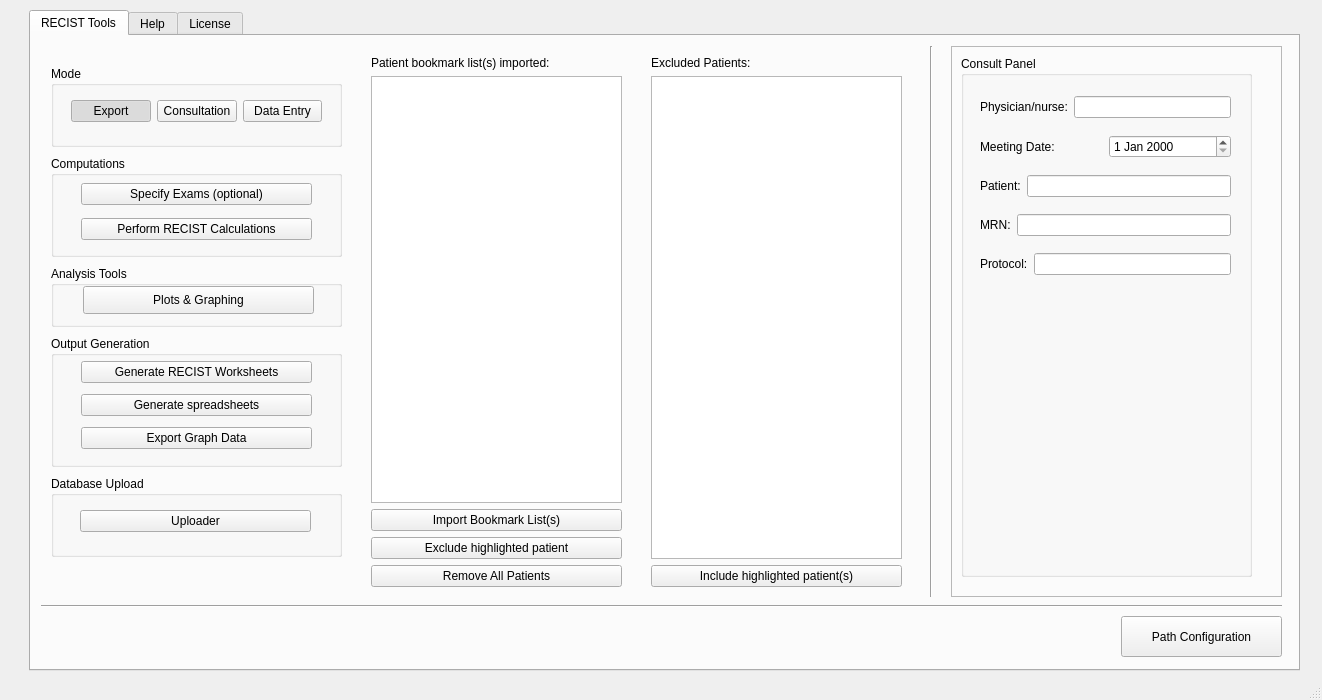
Ngoyal95/ENABLE2.0, file gui/mainwindow.ui: the form before one commit.
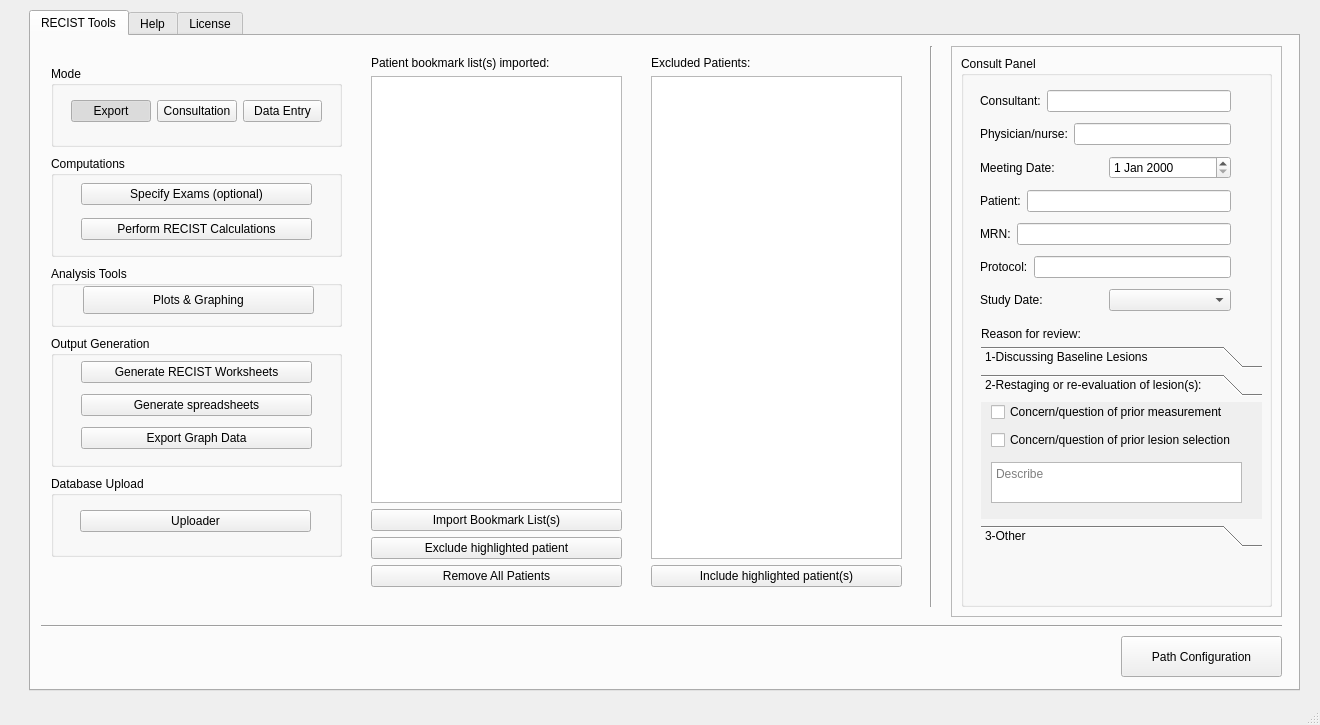
The form after the commit. Icons and pictures are not drawn.

The edit to the form file:
```diff
--- a/gui/mainwindow.ui
+++ b/gui/mainwindow.ui
@@ -9,8 +9,8 @@
    <rect>
     <x>0</x>
     <y>0</y>
-    <width>1322</width>
-    <height>700</height>
+    <width>1320</width>
+    <height>725</height>
    </rect>
   </property>
   <property name="minimumSize">
@@ -39,7 +39,7 @@
       <x>29</x>
       <y>10</y>
       <width>1271</width>
-      <height>661</height>
+      <height>681</height>
      </rect>
     </property>
     <property name="currentIndex">
@@ -340,7 +340,7 @@
         <x>890</x>
         <y>10</y>
         <width>20</width>
-        <height>551</height>
+        <height>561</height>
        </rect>
       </property>
       <property name="orientation">
@@ -351,7 +351,7 @@
       <property name="geometry">
        <rect>
         <x>1090</x>
-        <y>580</y>
+        <y>600</y>
         <width>161</width>
         <height>41</height>
        </rect>
@@ -374,7 +374,7 @@
       <property name="geometry">
        <rect>
         <x>10</x>
-        <y>560</y>
+        <y>580</y>
         <width>1241</width>
         <height>20</height>
        </rect>
@@ -389,7 +389,7 @@
         <x>920</x>
         <y>10</y>
         <width>331</width>
-        <height>551</height>
+        <height>571</height>
        </rect>
       </property>
       <property name="frameShape">
@@ -403,8 +403,8 @@
         <rect>
          <x>10</x>
          <y>10</y>
-         <width>291</width>
-         <height>521</height>
+         <width>311</width>
+         <height>551</height>
         </rect>
        </property>
        <property name="title">
@@ -416,10 +416,24 @@
           <x>19</x>
           <y>29</y>
           <width>251</width>
-          <height>201</height>
+          <height>231</height>
          </rect>
         </property>
         <layout class="QVBoxLayout" name="verticalLayout">
+         <item>
+          <layout class="QHBoxLayout" name="horizontalLayout_7">
+           <item>
+            <widget class="QLabel" name="label_8">
+             <property name="text">
+              <string>Consultant:</string>
+             </property>
+            </widget>
+           </item>
+           <item>
+            <widget class="QLineEdit" name="consultConsultant"/>
+           </item>
+          </layout>
+         </item>
          <item>
           <layout class="QHBoxLayout" name="horizontalLayout_6">
            <item>
@@ -490,8 +504,165 @@
            </item>
           </layout>
          </item>
+         <item>
+          <layout class="QHBoxLayout" name="horizontalLayout_9">
+           <item>
+            <widget class="QLabel" name="label_10">
+             <property name="text">
+              <string>Study Date:</string>
+             </property>
+            </widget>
+           </item>
+           <item>
+            <widget class="QComboBox" name="studyDate"/>
+           </item>
+          </layout>
+         </item>
         </layout>
        </widget>
+       <widget class="QToolBox" name="toolBox">
+        <property name="geometry">
+         <rect>
+          <x>20</x>
+          <y>290</y>
+          <width>281</width>
+          <height>201</height>
+         </rect>
+        </property>
+        <property name="currentIndex">
+         <number>1</number>
+        </property>
+        <widget class="QWidget" name="page">
+         <property name="geometry">
+          <rect>
+           <x>0</x>
+           <y>0</y>
+           <width>281</width>
+           <height>148</height>
+          </rect>
+         </property>
+         <attribute name="label">
+          <string>1-Discussing Baseline Lesions</string>
+         </attribute>
+         <widget class="QTextEdit" name="textEdit">
+          <property name="geometry">
+           <rect>
+            <x>10</x>
+            <y>10</y>
+            <width>251</width>
+            <height>41</height>
+           </rect>
+          </property>
+          <property name="html">
+           <string>&lt;!DOCTYPE HTML PUBLIC &quot;-//W3C//DTD HTML 4.0//EN&quot; &quot;http://www.w3.org/TR/REC-html40/strict.dtd&quot;&gt;
+&lt;html&gt;&lt;head&gt;&lt;meta name=&quot;qrichtext&quot; content=&quot;1&quot; /&gt;&lt;style type=&quot;text/css&quot;&gt;
+p, li { white-space: pre-wrap; }
+&lt;/style&gt;&lt;/head&gt;&lt;body style=&quot; font-family:'MS Shell Dlg 2'; font-size:7.8pt; font-weight:400; font-style:normal;&quot;&gt;
+&lt;p style=&quot;-qt-paragraph-type:empty; margin-top:0px; margin-bottom:0px; margin-left:0px; margin-right:0px; -qt-block-indent:0; text-indent:0px;&quot;&gt;&lt;br /&gt;&lt;/p&gt;&lt;/body&gt;&lt;/html&gt;</string>
+          </property>
+          <property name="placeholderText">
+           <string>Describe</string>
+          </property>
+         </widget>
+        </widget>
+        <widget class="QWidget" name="page_2">
+         <property name="geometry">
+          <rect>
+           <x>0</x>
+           <y>0</y>
+           <width>281</width>
+           <height>108</height>
+          </rect>
+         </property>
+         <attribute name="label">
+          <string>2-Restaging or re-evaluation of lesion(s):</string>
+         </attribute>
+         <widget class="QCheckBox" name="checkBox">
+          <property name="geometry">
+           <rect>
+            <x>10</x>
+            <y>0</y>
+            <width>271</width>
+            <height>20</height>
+           </rect>
+          </property>
+          <property name="text">
+           <string>Concern/question of prior measurement</string>
+          </property>
+         </widget>
+         <widget class="QCheckBox" name="checkBox_2">
+          <property name="geometry">
+           <rect>
+            <x>10</x>
+            <y>30</y>
+            <width>271</width>
+            <height>16</height>
+           </rect>
+          </property>
+          <property name="text">
+           <string>Concern/question of prior lesion selection</string>
+          </property>
+         </widget>
+         <widget class="QTextEdit" name="textEdit_2">
+          <property name="geometry">
+           <rect>
+            <x>10</x>
+            <y>60</y>
+            <width>251</width>
+            <height>41</height>
+           </rect>
+          </property>
+          <property name="html">
+           <string>&lt;!DOCTYPE HTML PUBLIC &quot;-//W3C//DTD HTML 4.0//EN&quot; &quot;http://www.w3.org/TR/REC-html40/strict.dtd&quot;&gt;
+&lt;html&gt;&lt;head&gt;&lt;meta name=&quot;qrichtext&quot; content=&quot;1&quot; /&gt;&lt;style type=&quot;text/css&quot;&gt;
+p, li { white-space: pre-wrap; }
+&lt;/style&gt;&lt;/head&gt;&lt;body style=&quot; font-family:'MS Shell Dlg 2'; font-size:7.8pt; font-weight:400; font-style:normal;&quot;&gt;
+&lt;p style=&quot;-qt-paragraph-type:empty; margin-top:0px; margin-bottom:0px; margin-left:0px; margin-right:0px; -qt-block-indent:0; text-indent:0px;&quot;&gt;&lt;br /&gt;&lt;/p&gt;&lt;/body&gt;&lt;/html&gt;</string>
+          </property>
+          <property name="placeholderText">
+           <string>Describe</string>
+          </property>
+         </widget>
+        </widget>
+        <widget class="QWidget" name="page_3">
+         <attribute name="label">
+          <string>3-Other</string>
+         </attribute>
+         <widget class="QTextEdit" name="textEdit_3">
+          <property name="geometry">
+           <rect>
+            <x>20</x>
+            <y>10</y>
+            <width>251</width>
+            <height>41</height>
+           </rect>
+          </property>
+          <property name="html">
+           <string>&lt;!DOCTYPE HTML PUBLIC &quot;-//W3C//DTD HTML 4.0//EN&quot; &quot;http://www.w3.org/TR/REC-html40/strict.dtd&quot;&gt;
+&lt;html&gt;&lt;head&gt;&lt;meta name=&quot;qrichtext&quot; content=&quot;1&quot; /&gt;&lt;style type=&quot;text/css&quot;&gt;
+p, li { white-space: pre-wrap; }
+&lt;/style&gt;&lt;/head&gt;&lt;body style=&quot; font-family:'MS Shell Dlg 2'; font-size:7.8pt; font-weight:400; font-style:normal;&quot;&gt;
+&lt;p style=&quot;-qt-paragraph-type:empty; margin-top:0px; margin-bottom:0px; margin-left:0px; margin-right:0px; -qt-block-indent:0; text-indent:0px;&quot;&gt;&lt;br /&gt;&lt;/p&gt;&lt;/body&gt;&lt;/html&gt;</string>
+          </property>
+          <property name="placeholderText">
+           <string>Describe</string>
+          </property>
+         </widget>
+        </widget>
+       </widget>
+       <widget class="QLabel" name="label_9">
+        <property name="geometry">
+         <rect>
+          <x>20</x>
+          <y>270</y>
+          <width>121</width>
+          <height>16</height>
+         </rect>
+        </property>
+        <property name="text">
+         <string>Reason for review:</string>
+        </property>
+       </widget>
       </widget>
      </widget>
     </widget>
```
